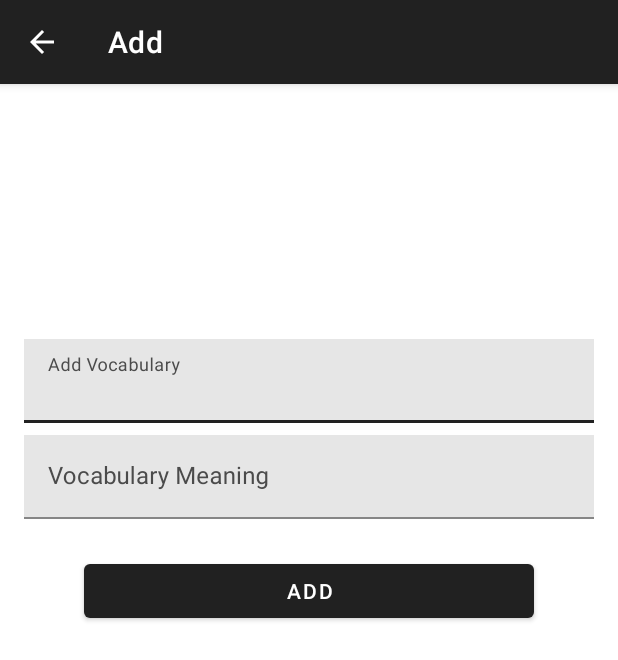
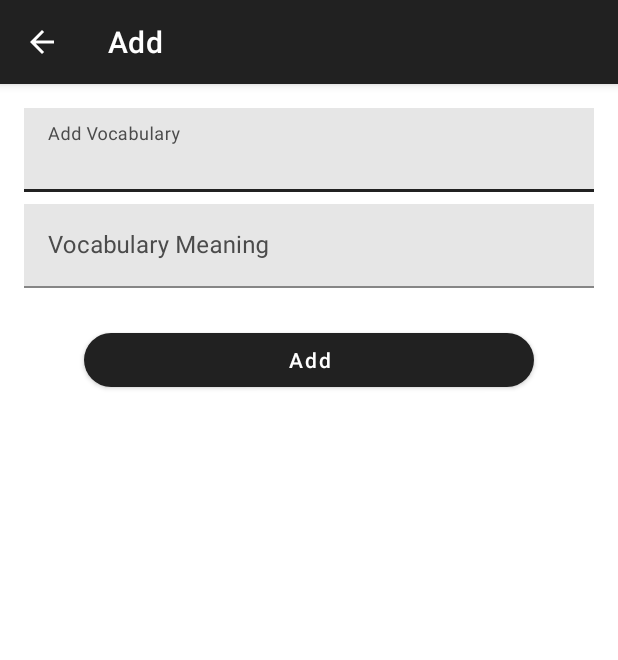
Before and after one commit to yudahendriawan/Vocabulary-Builder-MVVM-Clean-Architecture-RoomDB, an Android app: the screen it shows after launch (AddVocabularyDialogActivity), after a tap on an icon or button, on a phone screen of 412 x 824 dp. Shown: the top 660 px of the screen. Run offline under Robolectric (Android 15) with nearby library versions, the phone set to English and light mode, and no system bars; our stand-ins replace Room's generated code.

Commit message:
Update: fix item click, add toast on update, add, delete data, change button text caps and rounded corner

```diff
--- a/app/src/main/java/com/yudahendriawan/vocabularybuilder/adapter/ListVocabularyAdapter.kt
+++ b/app/src/main/java/com/yudahendriawan/vocabularybuilder/adapter/ListVocabularyAdapter.kt
@@ -10,7 +10,7 @@ import com.yudahendriawan.vocabularybuilder.databinding.ItemVocabularyBinding
 
 class ListVocabularyAdapter : RecyclerView.Adapter<ListVocabularyAdapter.ViewHolder>() {
 
-    var dataList = emptyList<Vocabulary>()
+    private var dataList = emptyList<Vocabulary>()
     private lateinit var listener: IVocabularyClickListener
 
     inner class ViewHolder(private val binding: ItemVocabularyBinding) :
--- a/app/src/main/java/com/yudahendriawan/vocabularybuilder/data/db/VocabularyDao.kt
+++ b/app/src/main/java/com/yudahendriawan/vocabularybuilder/data/db/VocabularyDao.kt
@@ -6,7 +6,7 @@ import com.yudahendriawan.vocabularybuilder.data.model.Vocabulary
 
 @Dao
 interface VocabularyDao {
-    @Query("SELECT * FROM vocabulary_table ORDER BY vocabulary ASC")
+    @Query("SELECT * FROM vocabulary_table ORDER BY id DESC")
     fun getAllVocabulary(): LiveData<List<Vocabulary>>
 
     @Insert(onConflict = OnConflictStrategy.REPLACE)
--- a/app/src/main/java/com/yudahendriawan/vocabularybuilder/ui/ListVocabularyActivity.kt
+++ b/app/src/main/java/com/yudahendriawan/vocabularybuilder/ui/ListVocabularyActivity.kt
@@ -40,6 +40,8 @@ class ListVocabularyActivity : AppCompatActivity() {
         viewModel.getAllVocabulary.observe(this, {
             adapter.setData(it)
             binding.tvVocabularyTotal.text = "Vocabulary Total : ${it.size}"
+        })
+
         adapter.setOnVocabListener(object : ListVocabularyAdapter.IVocabularyClickListener {
             override fun onVocabClick(vocabulary: Vocabulary) {
                 startActivity(
@@ -59,7 +61,6 @@ class ListVocabularyActivity : AppCompatActivity() {
                 Toast.makeText(this@ListVocabularyActivity, meaning, Toast.LENGTH_SHORT).show()
             }
 
-            })
         })
 
         binding.fabAdd.setOnClickListener {
--- a/app/src/main/res/drawable/item_background.xml
+++ b/app/src/main/res/drawable/item_background.xml
@@ -1,16 +1,16 @@
 <?xml version="1.0" encoding="utf-8"?>
 <selector xmlns:android="http://schemas.android.com/apk/res/android">
 
-    <item android:state_pressed="false" android:state_focused="false">
+    <item android:state_pressed="false">
         <shape>
             <solid android:color="@color/white" />
         </shape>
     </item>
 
-    <item android:state_pressed="true" android:state_focused="true">
+    <item android:state_pressed="true">
         <shape>
             <solid android:color="@color/ripple" />
-            <stroke android:width="1dp" android:color="@color/lightGrey" />
+            <stroke android:width="2dp" android:color="#000000" />
             <corners android:radius="16dp" />
         </shape>
     </item>
--- a/app/src/main/res/layout/activity_add_vocabulary_dialog.xml
+++ b/app/src/main/res/layout/activity_add_vocabulary_dialog.xml
@@ -4,8 +4,8 @@
     xmlns:tools="http://schemas.android.com/tools"
     android:layout_width="match_parent"
     android:layout_height="match_parent"
+    android:background="@color/white"
     android:paddingBottom="32dp"
-    android:background="@color/white"
     tools:context=".ui.AddVocabularyDialogActivity">
 
     <com.google.android.material.textfield.TextInputLayout
@@ -13,6 +13,7 @@
         android:layout_width="match_parent"
         android:layout_height="wrap_content"
         android:layout_marginStart="16dp"
+        android:layout_marginTop="16dp"
         android:layout_marginEnd="16dp"
         android:background="@color/lightGrey"
         android:hint="Add Vocabulary"
@@ -23,13 +24,14 @@
         app:layout_constraintEnd_toEndOf="parent"
         app:layout_constraintStart_toStartOf="parent"
         app:layout_constraintTop_toTopOf="parent"
-        app:layout_constraintVertical_bias="0.25">
+        app:layout_constraintVertical_bias="0">
 
         <com.google.android.material.textfield.TextInputEditText
             android:id="@+id/tiet_add_vocabulary"
             android:layout_width="match_parent"
             android:layout_height="wrap_content"
             android:background="@color/lightGrey"
+            android:inputType="textCapWords"
             android:textColor="@color/black" />
     </com.google.android.material.textfield.TextInputLayout>
 
@@ -39,23 +41,24 @@
         android:layout_height="wrap_content"
         android:layout_marginStart="16dp"
         android:layout_marginTop="8dp"
+        android:layout_marginEnd="16dp"
         android:background="@color/lightGrey"
+        android:hint="Vocabulary Meaning"
+        android:textColorHint="@color/darkGrey"
         app:boxStrokeColor="@color/black"
-        android:textColorHint="@color/darkGrey"
-        android:layout_marginEnd="16dp"
-        android:hint="Vocabulary Meaning"
+        app:hintTextColor="@color/darkGrey"
         app:layout_constraintEnd_toEndOf="parent"
         app:layout_constraintHorizontal_bias="0.5"
-        app:hintTextColor="@color/darkGrey"
         app:layout_constraintStart_toStartOf="parent"
         app:layout_constraintTop_toBottomOf="@+id/til_add_vocabulary">
 
         <com.google.android.material.textfield.TextInputEditText
             android:id="@+id/tiet_meaning_vocabulary"
             android:layout_width="match_parent"
+            android:layout_height="wrap_content"
             android:background="@color/lightGrey"
-            android:textColor="@color/black"
-            android:layout_height="wrap_content" />
+            android:inputType="textCapWords"
+            android:textColor="@color/black" />
     </com.google.android.material.textfield.TextInputLayout>
 
     <com.google.android.material.button.MaterialButton
@@ -63,7 +66,9 @@
         android:layout_width="300dp"
         android:layout_height="wrap_content"
         android:layout_marginTop="24dp"
-        android:text="ADD"
+        android:text="Add"
+        android:textAllCaps="false"
+        app:cornerRadius="20dp"
         app:layout_constraintBottom_toTopOf="@+id/tv_remove_vocabulary"
         app:layout_constraintEnd_toEndOf="parent"
         app:layout_constraintStart_toStartOf="parent"
@@ -76,8 +81,12 @@
         android:layout_marginTop="16dp"
         android:clickable="true"
         android:focusable="true"
-        android:text="Remove Vocabulary"
+        android:text="Remove"
+        android:textAllCaps="false"
+        android:textColor="@color/black"
         android:visibility="gone"
+        app:backgroundTint="@color/lightGrey"
+        app:cornerRadius="20dp"
         app:layout_constraintEnd_toEndOf="@+id/button_execute"
         app:layout_constraintStart_toStartOf="@+id/button_execute"
         app:layout_constraintTop_toBottomOf="@+id/button_execute"
--- a/app/src/main/res/layout/activity_list_vocabulary.xml
+++ b/app/src/main/res/layout/activity_list_vocabulary.xml
@@ -42,7 +42,6 @@
         android:layout_marginEnd="8dp"
         android:layout_marginTop="8dp"
         android:layout_marginBottom="8dp"
-        android:background="@color/white"
         app:layout_constraintBottom_toBottomOf="parent"
         app:layout_constraintEnd_toEndOf="parent"
         app:layout_constraintHorizontal_bias="0.5"
--- a/app/src/main/res/layout/item_vocabulary.xml
+++ b/app/src/main/res/layout/item_vocabulary.xml
@@ -5,10 +5,9 @@
     android:id="@+id/layout_item"
     android:layout_width="match_parent"
     android:layout_height="wrap_content"
+    android:clickable="true"
     android:background="@drawable/item_background"
-    android:clickable="true"
-    android:focusable="true"
-    android:longClickable="true">
+    android:focusable="true">
 
     <TextView
         android:id="@+id/tv_vocabulary_words"
```
Also changed, not shown: app/src/main/java/com/yudahendriawan/vocabularybuilder/ui/AddVocabularyDialogActivity.kt (+21 -5 lines). Lines whose indentation alone changed are shown as unchanged.
